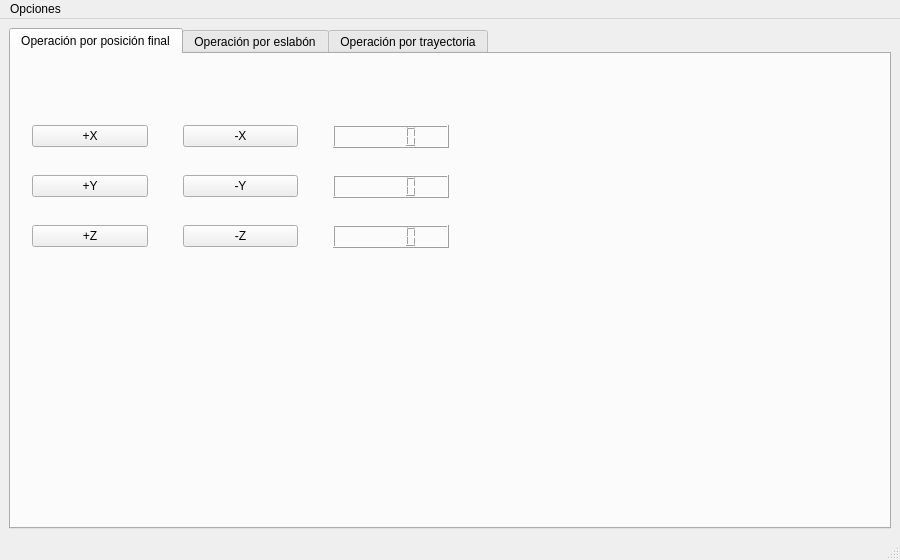
Above: TT_RAA/mainwindow.ui from SrgtPepper/TT_RAA before the change. Below: the same form after it.
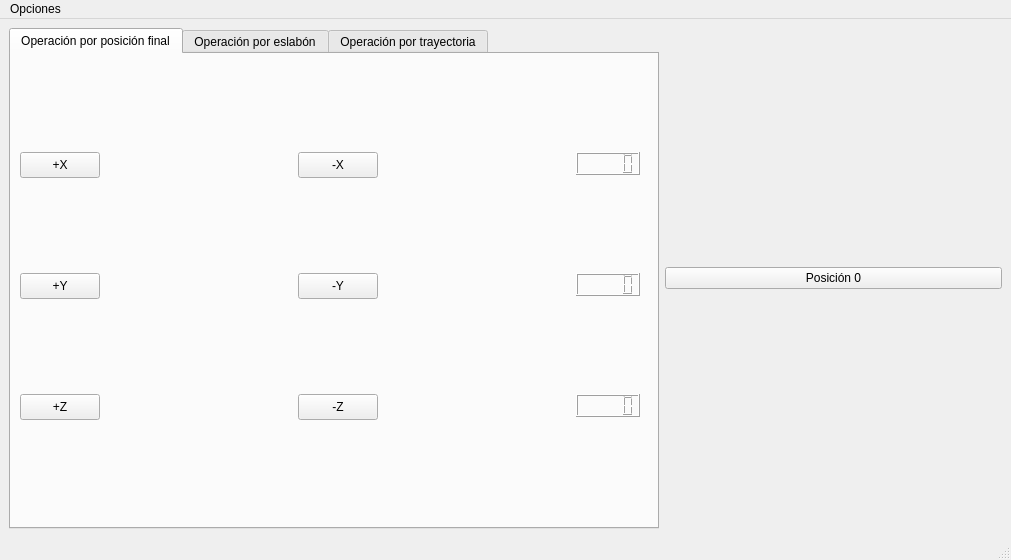
That is the form after the change. The open tabs and pages were chosen to show the change.

What changed in the file:
```diff
--- a/TT_RAA/mainwindow.ui
+++ b/TT_RAA/mainwindow.ui
@@ -6,7 +6,7 @@
    <rect>
     <x>0</x>
     <y>0</y>
-    <width>900</width>
+    <width>1011</width>
     <height>560</height>
    </rect>
   </property>
@@ -24,7 +24,7 @@
   </property>
   <property name="maximumSize">
    <size>
-    <width>900</width>
+    <width>1500</width>
     <height>560</height>
    </size>
   </property>
@@ -35,6 +35,21 @@
    <layout class="QHBoxLayout" name="horizontalLayout">
     <item>
      <widget class="QTabWidget" name="tabWidget">
+      <property name="enabled">
+       <bool>true</bool>
+      </property>
+      <property name="minimumSize">
+       <size>
+        <width>400</width>
+        <height>350</height>
+       </size>
+      </property>
+      <property name="maximumSize">
+       <size>
+        <width>650</width>
+        <height>600</height>
+       </size>
+      </property>
       <property name="currentIndex">
        <number>2</number>
       </property>
@@ -42,86 +57,113 @@
        <attribute name="title">
         <string>Operación por posición final</string>
        </attribute>
-       <widget class="QWidget" name="layoutWidget">
+       <widget class="QPushButton" name="pushButton">
         <property name="geometry">
          <rect>
-          <x>10</x>
-          <y>10</y>
-          <width>451</width>
-          <height>261</height>
+          <x>9</x>
+          <y>98</y>
+          <width>80</width>
+          <height>26</height>
          </rect>
         </property>
-        <layout class="QGridLayout" name="gridLayout_4">
-         <property name="leftMargin">
-          <number>11</number>
-         </property>
-         <property name="topMargin">
-          <number>34</number>
-         </property>
-         <property name="rightMargin">
-          <number>23</number>
-         </property>
-         <property name="bottomMargin">
-          <number>49</number>
-         </property>
-         <property name="horizontalSpacing">
-          <number>35</number>
-         </property>
-         <property name="verticalSpacing">
-          <number>0</number>
-         </property>
-         <item row="0" column="0">
-          <widget class="QPushButton" name="pushButton">
-           <property name="text">
-            <string>+X</string>
-           </property>
-          </widget>
-         </item>
-         <item row="0" column="1">
-          <widget class="QPushButton" name="pushButton_2">
-           <property name="text">
-            <string>-X</string>
-           </property>
-          </widget>
-         </item>
-         <item row="0" column="2">
-          <widget class="QLCDNumber" name="lcdNumber"/>
-         </item>
-         <item row="1" column="0">
-          <widget class="QPushButton" name="pushButton_3">
-           <property name="text">
-            <string>+Y</string>
-           </property>
-          </widget>
-         </item>
-         <item row="1" column="1">
-          <widget class="QPushButton" name="pushButton_4">
-           <property name="text">
-            <string>-Y</string>
-           </property>
-          </widget>
-         </item>
-         <item row="1" column="2">
-          <widget class="QLCDNumber" name="lcdNumber_2"/>
-         </item>
-         <item row="2" column="0">
-          <widget class="QPushButton" name="pushButton_5">
-           <property name="text">
-            <string>+Z</string>
-           </property>
-          </widget>
-         </item>
-         <item row="2" column="1">
-          <widget class="QPushButton" name="pushButton_6">
-           <property name="text">
-            <string>-Z</string>
-           </property>
-          </widget>
-         </item>
-         <item row="2" column="2">
-          <widget class="QLCDNumber" name="lcdNumber_3"/>
-         </item>
-        </layout>
+        <property name="text">
+         <string>+X</string>
+        </property>
+       </widget>
+       <widget class="QPushButton" name="pushButton_2">
+        <property name="geometry">
+         <rect>
+          <x>287</x>
+          <y>98</y>
+          <width>80</width>
+          <height>26</height>
+         </rect>
+        </property>
+        <property name="text">
+         <string>-X</string>
+        </property>
+       </widget>
+       <widget class="QLCDNumber" name="lcdNumber">
+        <property name="geometry">
+         <rect>
+          <x>565</x>
+          <y>98</y>
+          <width>64</width>
+          <height>23</height>
+         </rect>
+        </property>
+       </widget>
+       <widget class="QPushButton" name="pushButton_3">
+        <property name="geometry">
+         <rect>
+          <x>9</x>
+          <y>219</y>
+          <width>80</width>
+          <height>26</height>
+         </rect>
+        </property>
+        <property name="text">
+         <string>+Y</string>
+        </property>
+       </widget>
+       <widget class="QPushButton" name="pushButton_4">
+        <property name="geometry">
+         <rect>
+          <x>287</x>
+          <y>219</y>
+          <width>80</width>
+          <height>26</height>
+         </rect>
+        </property>
+        <property name="text">
+         <string>-Y</string>
+        </property>
+       </widget>
+       <widget class="QLCDNumber" name="lcdNumber_2">
+        <property name="geometry">
+         <rect>
+          <x>565</x>
+          <y>219</y>
+          <width>64</width>
+          <height>23</height>
+         </rect>
+        </property>
+       </widget>
+       <widget class="QPushButton" name="pushButton_5">
+        <property name="geometry">
+         <rect>
+          <x>9</x>
+          <y>340</y>
+          <width>80</width>
+          <height>26</height>
+         </rect>
+        </property>
+        <property name="text">
+         <string>+Z</string>
+        </property>
+       </widget>
+       <widget class="QPushButton" name="pushButton_6">
+        <property name="geometry">
+         <rect>
+          <x>287</x>
+          <y>340</y>
+          <width>80</width>
+          <height>26</height>
+         </rect>
+        </property>
+        <property name="text">
+         <string>-Z</string>
+        </property>
+       </widget>
+       <widget class="QLCDNumber" name="lcdNumber_3">
+        <property name="geometry">
+         <rect>
+          <x>565</x>
+          <y>340</y>
+          <width>64</width>
+          <height>23</height>
+         </rect>
+        </property>
        </widget>
       </widget>
       <widget class="QWidget" name="tab_3">
@@ -131,10 +173,10 @@
        <widget class="QWidget" name="layoutWidget">
         <property name="geometry">
          <rect>
-          <x>10</x>
-          <y>10</y>
-          <width>501</width>
-          <height>331</height>
+          <x>20</x>
+          <y>20</y>
+          <width>391</width>
+          <height>411</height>
          </rect>
         </property>
         <layout class="QVBoxLayout" name="verticalLayout">
@@ -272,6 +314,13 @@
       </widget>
      </widget>
     </item>
+    <item>
+     <widget class="QPushButton" name="pushButton_7">
+      <property name="text">
+       <string>Posición 0</string>
+      </property>
+     </widget>
+    </item>
    </layout>
   </widget>
   <widget class="QMenuBar" name="menubar">
@@ -279,7 +328,7 @@
     <rect>
      <x>0</x>
      <y>0</y>
-     <width>900</width>
+     <width>1011</width>
      <height>23</height>
     </rect>
    </property>
```
Left out of the diff: 92 changed lines with no effect on the pictures.
